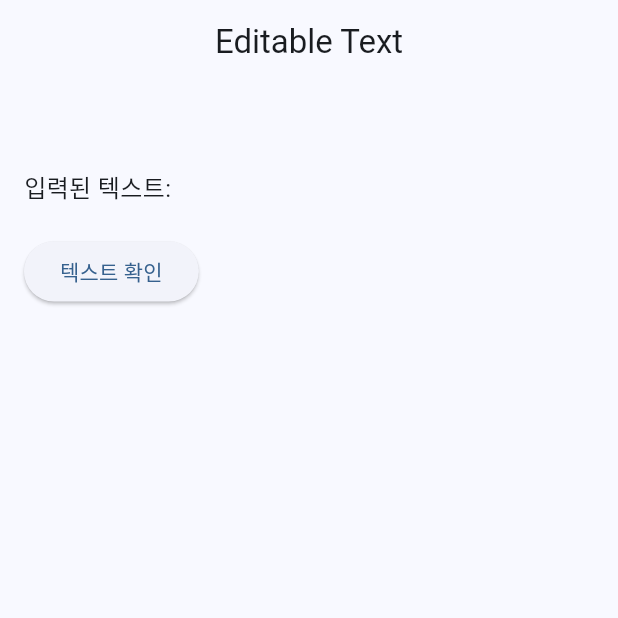
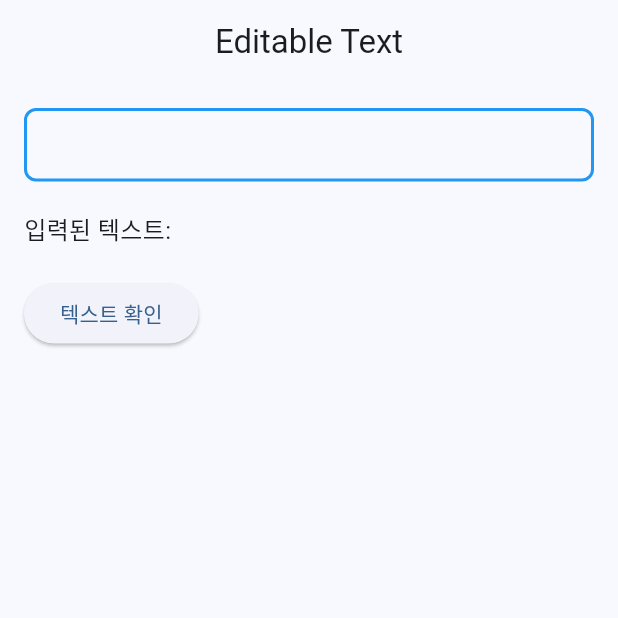
Before and after one commit to yongyong-john/flutter-ui-kit, a Flutter app: the EditableTextScreen screen opened directly, on a phone screen of 412 x 824 dp, the top half of it. Run offline on Flutter 3.47's test engine with Material 3 defaults, Android fonts, the light colour scheme and no system bars.

Commit message:
feat: Edit some widget's appbar or color settings.

```diff
--- a/lib/screen/home_screen.dart
+++ b/lib/screen/home_screen.dart
@@ -39,11 +39,6 @@ class HomeScreen extends StatelessWidget {
               onTap: () {
                 toggleTheme();
               },
-            ),
-            const AboutListTile(
-              icon: Icon(Icons.info),
-              applicationIcon: FlutterLogo(),
-              applicationVersion: '1.0.0',
             ),
             ListTile(
               leading: const Icon(Icons.info),
--- a/lib/screen/material/appbar/silver_resizing_header_screen.dart
+++ b/lib/screen/material/appbar/silver_resizing_header_screen.dart
@@ -26,7 +26,10 @@ class _SilverResizingHeaderScreenState extends State<SilverResizingHeaderScreen>
   @override
   Widget build(BuildContext context) {
     return Scaffold(
-      appBar: AppBar(),
+      appBar: AppBar(
+        title: const Text('Silver Resizing Header'),
+        centerTitle: true,
+      ),
       body: SafeArea(
         child: Padding(
           padding: const EdgeInsets.all(4),
--- a/lib/screen/material/bottom_sheet_screen.dart
+++ b/lib/screen/material/bottom_sheet_screen.dart
@@ -63,7 +63,6 @@ class _BottomSheetScreenState extends State<BottomSheetScreen> {
       (BuildContext context) {
         return Container(
           height: 200,
-          color: Colors.white,
           padding: const EdgeInsets.all(16.0),
           child: Column(
             children: <Widget>[
@@ -103,9 +102,7 @@ class _BottomSheetScreenState extends State<BottomSheetScreen> {
           maxChildSize: 1.0,
           expand: false,
           builder: (BuildContext context, ScrollController scrollController) {
-            return Container(
-              color: Colors.white,
-              child: ListView.builder(
+            return ListView.builder(
               controller: scrollController,
               itemCount: 50,
               itemBuilder: (BuildContext context, int index) {
@@ -113,7 +110,6 @@ class _BottomSheetScreenState extends State<BottomSheetScreen> {
                   title: Text('Item $index'),
                 );
               },
-              ),
             );
           },
         );
--- a/lib/screen/material/text/editable_text_screen.dart
+++ b/lib/screen/material/text/editable_text_screen.dart
@@ -33,13 +33,22 @@ class _EditableTextScreenState extends State<EditableTextScreen> {
         child: Column(
           crossAxisAlignment: CrossAxisAlignment.start,
           children: <Widget>[
-            EditableText(
+            Container(
+              decoration: BoxDecoration(
+                border: Border.all(color: Colors.blue, width: 2.0),
+                borderRadius: BorderRadius.circular(8.0),
+              ),
+              child: Padding(
+                padding: const EdgeInsets.all(12.0),
+                child: EditableText(
                   controller: _controller,
                   focusNode: _focusNode,
                   style: const TextStyle(color: Colors.black, fontSize: 18.0),
                   cursorColor: Colors.blue,
                   backgroundCursorColor: Colors.grey,
                   keyboardType: TextInputType.text,
+                ),
+              ),
             ),
             const SizedBox(height: 20),
             Text(
```
Also changed, not shown: lib/screen/material/appbar/pinned_header_silver_screen.dart (+5 -2 lines), lib/screen/material/button/text_button_example_screen.dart (+4 -7 lines). Lines whose indentation alone changed are shown as unchanged.
